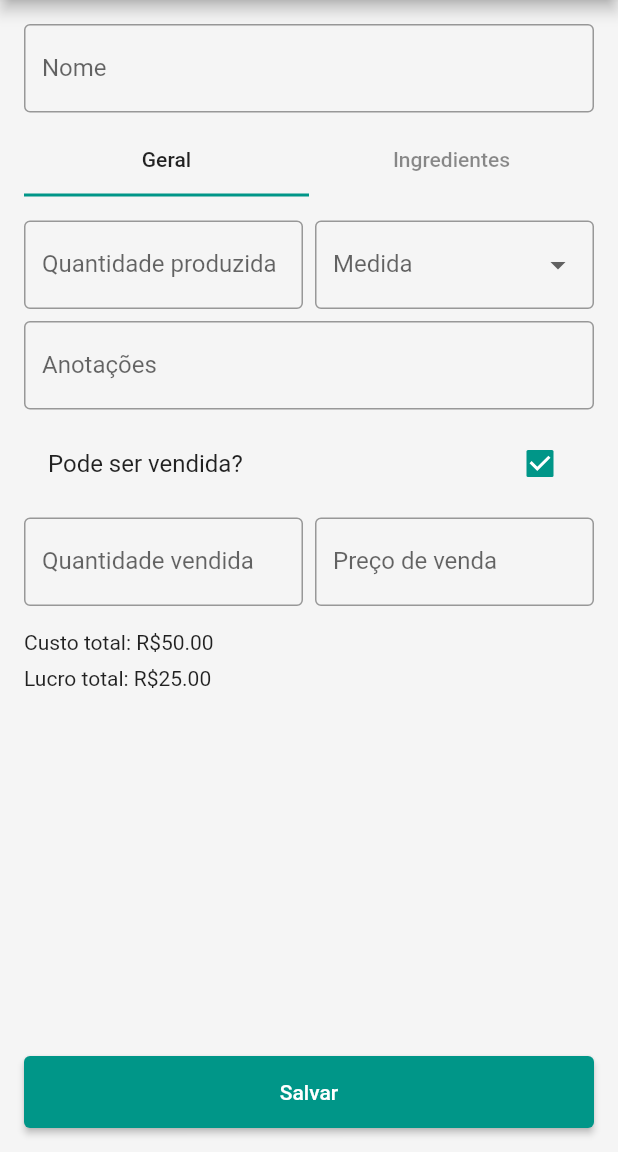
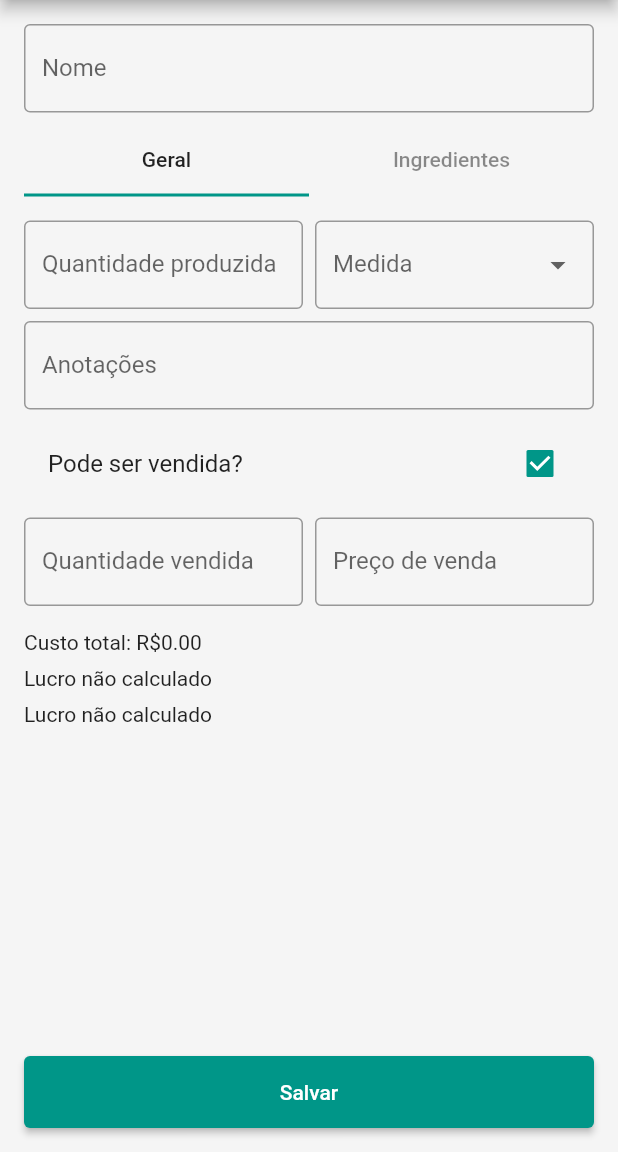
Before and after one commit to gustavo-hillesheim/kitchen_helper, a Flutter app: the EditRecipeScreen screen opened by its route, after a tap on "Pode ser vendida?", on a phone screen of 412 x 824 dp, the part 84-1236 px from its top. Run offline on Flutter 3.47's test engine with Material 2 defaults, Android fonts, the phone set to English and light mode, and no system bars; our stand-ins replace bloc, dropdown_search, equatable, flutter_modular, flutter_slidable, fpdart and 1 more; accounts and stored records are empty; generated files the repository leaves out were written again.

Commit message:
Added cost and profit on edit recipe

```diff
--- a/lib/presenter/screens/edit_recipe/edit_recipe_bloc.dart
+++ b/lib/presenter/screens/edit_recipe/edit_recipe_bloc.dart
@@ -21,6 +21,10 @@ class EditRecipeBloc extends AppCubit<void> {
   Future<ScreenState<void>> save(Recipe recipe) async {
     await runEither(() => usecase.execute(recipe));
     return state;
+  }
+
+  Future<Either<Failure, double>> getCost(Recipe recipe) {
+    return getRecipeCostUseCase.execute(recipe);
   }
 
   Future<Either<Failure, List<EditingRecipeIngredient>>>
--- a/lib/presenter/screens/edit_recipe/edit_recipe_screen.dart
+++ b/lib/presenter/screens/edit_recipe/edit_recipe_screen.dart
@@ -40,6 +40,7 @@ class _EditRecipeScreenState extends State<EditRecipeScreen>
   final _canBeSoldNotifier = ValueNotifier<bool>(false);
   final _measurementUnitNotifier = ValueNotifier<MeasurementUnit?>(null);
   final _ingredients = <EditingRecipeIngredient>[];
+  var _cost = 0.0;
 
   @override
   void initState() {
@@ -52,12 +53,30 @@ class _EditRecipeScreenState extends State<EditRecipeScreen>
     );
     if (widget.initialValue != null) {
       final recipe = widget.initialValue!;
-      bloc.getEditingRecipeIngredients(recipe).then((result) {
-        result.fold(
-          (f) => print(f.message),
+      _fillControllers(recipe);
+      _fillCost(recipe);
+    }
+  }
+
+  @override
+  void dispose() {
+    _tabsController.dispose();
+    _nameController.dispose();
+    _quantityProducedController.dispose();
+    _quantitySoldController.dispose();
+    _priceController.dispose();
+    _notesController.dispose();
+    _canBeSoldNotifier.dispose();
+    _measurementUnitNotifier.dispose();
+    super.dispose();
+  }
+
+  Future<void> _fillControllers(Recipe recipe) async {
+    final ingredientsResult = await bloc.getEditingRecipeIngredients(recipe);
+    ingredientsResult.fold(
+      (f) => print('Ingredients failure: ${f.message}'),
       (i) => _ingredients.addAll(i),
     );
-      });
     _nameController.text = recipe.name;
     _quantityProducedController.text =
         Formatter.simple(recipe.quantityProduced);
@@ -77,19 +96,19 @@ class _EditRecipeScreenState extends State<EditRecipeScreen>
       }
     }
   }
+
+  Future<void> _fillCost(Recipe recipe) async {
+    final result = await bloc.getCost(recipe);
+    result.fold(
+      (failure) => print('Cost failure: ${failure.message}'),
+      (cost) {
+        if (mounted) {
+          setState(() {
+            _cost = cost;
+          });
         }
-
-  @override
-  void dispose() {
-    _tabsController.dispose();
-    _nameController.dispose();
-    _quantityProducedController.dispose();
-    _quantitySoldController.dispose();
-    _priceController.dispose();
-    _notesController.dispose();
-    _canBeSoldNotifier.dispose();
-    _measurementUnitNotifier.dispose();
-    super.dispose();
+      },
+    );
   }
 
   @override
@@ -141,17 +160,8 @@ class _EditRecipeScreenState extends State<EditRecipeScreen>
                             canBeSoldNotifier: _canBeSoldNotifier,
                           ),
                           kMediumSpacerVertical,
-                          Text('Custo total: R\$50.00'),
-                          ValueListenableBuilder<bool>(
-                            valueListenable: _canBeSoldNotifier,
-                            builder: (_, canBeSold, __) => canBeSold
-                                ? const Padding(
-                                    padding:
-                                        const EdgeInsets.only(top: kSmallSpace),
-                                    child: Text('Lucro total: R\$25.00'),
-                                  )
-                                : const SizedBox.shrink(),
-                          ),
+                          Text('Custo total: ${Formatter.money(_cost)}'),
+                          _buildProfitIndicators(),
                         ],
                       ),
                     ),
@@ -163,6 +173,7 @@ class _EditRecipeScreenState extends State<EditRecipeScreen>
                         .onRightThen((eri) {
                       setState(() {
                         _ingredients.add(eri);
+                        _cost += eri.cost;
                       });
                       return const Right(null);
                     });
@@ -173,6 +184,7 @@ class _EditRecipeScreenState extends State<EditRecipeScreen>
                       final index = _ingredients.indexOf(oldValue);
                       setState(() {
                         _ingredients[index] = newValue;
+                        _cost = _cost - oldValue.cost + newValue.cost;
                       });
                       return const Right(null);
                     });
@@ -230,12 +242,68 @@ class _EditRecipeScreenState extends State<EditRecipeScreen>
       notes: _notesController.text,
       measurementUnit: _measurementUnitNotifier.value!,
       canBeSold: _canBeSoldNotifier.value,
-      quantityProduced:
-          double.parse(_quantityProducedController.text.replaceAll(',', '.')),
-      quantitySold:
-          double.tryParse(_quantitySoldController.text.replaceAll(',', '.')),
-      price: double.tryParse(_priceController.text.replaceAll(',', '.')),
+      quantityProduced: Parser.money(_quantityProducedController.text)!,
+      quantitySold: Parser.money(_quantitySoldController.text)!,
+      price: Parser.money(_priceController.text)!,
       ingredients: ingredients,
     );
   }
+
+  Widget _buildProfitIndicators() {
+    return ValueListenableBuilder<bool>(
+      valueListenable: _canBeSoldNotifier,
+      builder: (_, canBeSold, __) {
+        if (!canBeSold) {
+          return const SizedBox.shrink();
         }
+        return Column(
+          mainAxisSize: MainAxisSize.min,
+          crossAxisAlignment: CrossAxisAlignment.start,
+          children: [
+            kSmallSpacerVertical,
+            Text(_getProfitPerQuantitySoldLabel()),
+            kSmallSpacerVertical,
+            Text(_getTotalProfitLabel()),
+          ],
+        );
+      },
+    );
+  }
+
+  String _getProfitPerQuantitySoldLabel() {
+    final quantityProduced = Parser.money(_quantityProducedController.text);
+    final quantitySold = Parser.money(_quantitySoldController.text);
+    final sellingPricePerQuantitySold = Parser.money(_priceController.text);
+    final measurementUnit = _measurementUnitNotifier.value;
+    if (quantityProduced != null &&
+        quantitySold != null &&
+        sellingPricePerQuantitySold != null &&
+        measurementUnit != null) {
+      final quantitySoldRatio = quantityProduced / quantitySold;
+      final costPerQuantitySold = _cost / quantitySoldRatio;
+      final profitPerQuantitySold =
+          sellingPricePerQuantitySold - costPerQuantitySold;
+      return 'Lucro por '
+          '${Formatter.simple(quantitySold)} '
+          '${measurementUnit.label}: '
+          '${Formatter.money(profitPerQuantitySold)}';
+    }
+    return 'Lucro não calculado';
+  }
+
+  String _getTotalProfitLabel() {
+    final quantityProduced = Parser.money(_quantityProducedController.text);
+    final quantitySold = Parser.money(_quantitySoldController.text);
+    final sellingPricePerQuantitySold = Parser.money(_priceController.text);
+    if (quantityProduced != null &&
+        quantitySold != null &&
+        sellingPricePerQuantitySold != null) {
+      final quantitySoldRatio = quantityProduced / quantitySold;
+      final totalRecipeSellingPrice =
+          sellingPricePerQuantitySold * quantitySoldRatio;
+      final profit = totalRecipeSellingPrice - _cost;
+      return 'Lucro total: ${Formatter.money(profit)}';
+    }
+    return 'Lucro não calculado';
+  }
+}
--- a/lib/presenter/screens/edit_recipe/widgets/ingredients_list.dart
+++ b/lib/presenter/screens/edit_recipe/widgets/ingredients_list.dart
@@ -112,7 +112,7 @@ class _IngredientListTile extends StatelessWidget {
       ),
     );
     final priceText = Text(
-      Formatter.price(ingredient.cost),
+      Formatter.money(ingredient.cost),
       style: textTheme.subtitle2,
     );
     final ingredientInfo = Row(
--- a/lib/presenter/screens/ingredients_list/widgets/ingredient_list_tile.dart
+++ b/lib/presenter/screens/ingredients_list/widgets/ingredient_list_tile.dart
@@ -30,7 +30,7 @@ class IngredientListTile extends StatelessWidget {
       style: textTheme.subtitle2,
     );
     final priceText = Text(
-      Formatter.price(ingredient.cost),
+      Formatter.money(ingredient.cost),
       style: textTheme.headline5!.copyWith(
         fontWeight: FontWeight.w300,
       ),
--- a/lib/presenter/screens/recipes_list/widgets/recipe_list_tile.dart
+++ b/lib/presenter/screens/recipes_list/widgets/recipe_list_tile.dart
@@ -38,7 +38,7 @@ class RecipeListTile extends StatelessWidget {
       final quantitySoldText = Text(
         'Vende ${Formatter.simple(quantitySold)} '
         '${recipe.measurementUnit.label} '
-        'por ${Formatter.price(price)}',
+        'por ${Formatter.money(price)}',
         style: textTheme.subtitle2,
       );
       widgets.add(kSmallSpacerVertical);
--- a/lib/presenter/utils/formatter.dart
+++ b/lib/presenter/utils/formatter.dart
@@ -1,5 +1,5 @@
 class Formatter {
-  static String price(double price) {
+  static String money(double price) {
     return 'R\$${price.toStringAsFixed(2)}';
   }
 
--- /dev/null
+++ b/lib/presenter/utils/parser.dart
@@ -0,0 +1,5 @@
+class Parser {
+  static double? money(String str) {
+    return double.tryParse(str.replaceAll(',', '.'));
+  }
+}
--- a/lib/presenter/utils/utils.dart
+++ b/lib/presenter/utils/utils.dart
@@ -1,2 +1,3 @@
 export 'formatter.dart';
+export 'parser.dart';
 export 'validator.dart';
```
Also changed, not shown: 3 other files. Lines whose indentation alone changed are shown as unchanged.
